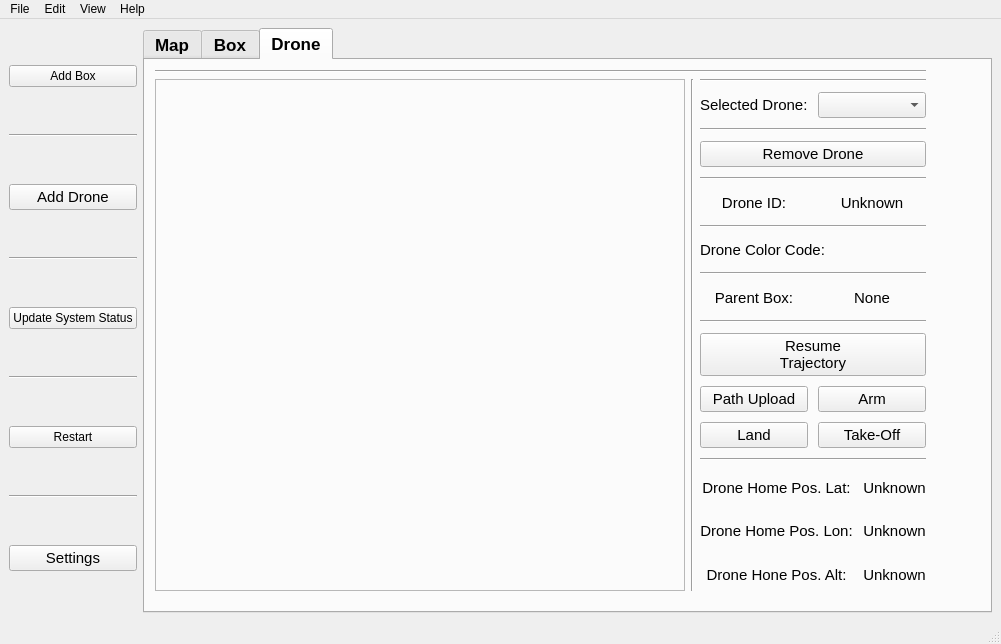
Above: ros2_ws/src/hmi/ui/mainwindow.ui from Samwise101/EiRT-AscenD-Robotics before the change. Below: the same form after it.
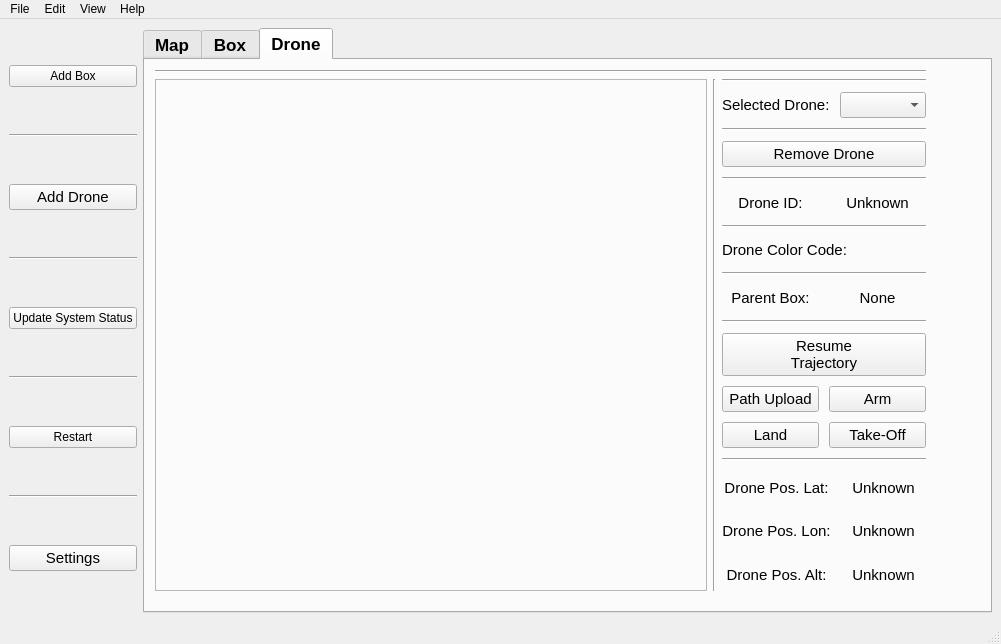
That is the form after the change. Icons and pictures are not drawn.

Commit message: Added drone position update

```diff
--- a/ros2_ws/src/hmi/ui/mainwindow.ui
+++ b/ros2_ws/src/hmi/ui/mainwindow.ui
@@ -1242,7 +1242,7 @@
                       </font>
                      </property>
                      <property name="text">
-                      <string>Drone Home Pos. Lon:</string>
+                      <string>Drone Pos. Lon:</string>
                      </property>
                      <property name="alignment">
                       <set>Qt::AlignCenter</set>
@@ -1259,7 +1259,7 @@
                       </font>
                      </property>
                      <property name="text">
-                      <string>Drone Home Pos. Lat:</string>
+                      <string>Drone Pos. Lat:</string>
                      </property>
                      <property name="alignment">
                       <set>Qt::AlignCenter</set>
@@ -1276,7 +1276,7 @@
                       </font>
                      </property>
                      <property name="text">
-                      <string>Drone Hone Pos. Alt:</string>
+                      <string>Drone Pos. Alt:</string>
                      </property>
                      <property name="alignment">
                       <set>Qt::AlignCenter</set>
```
The commit also changes 3 other files.
